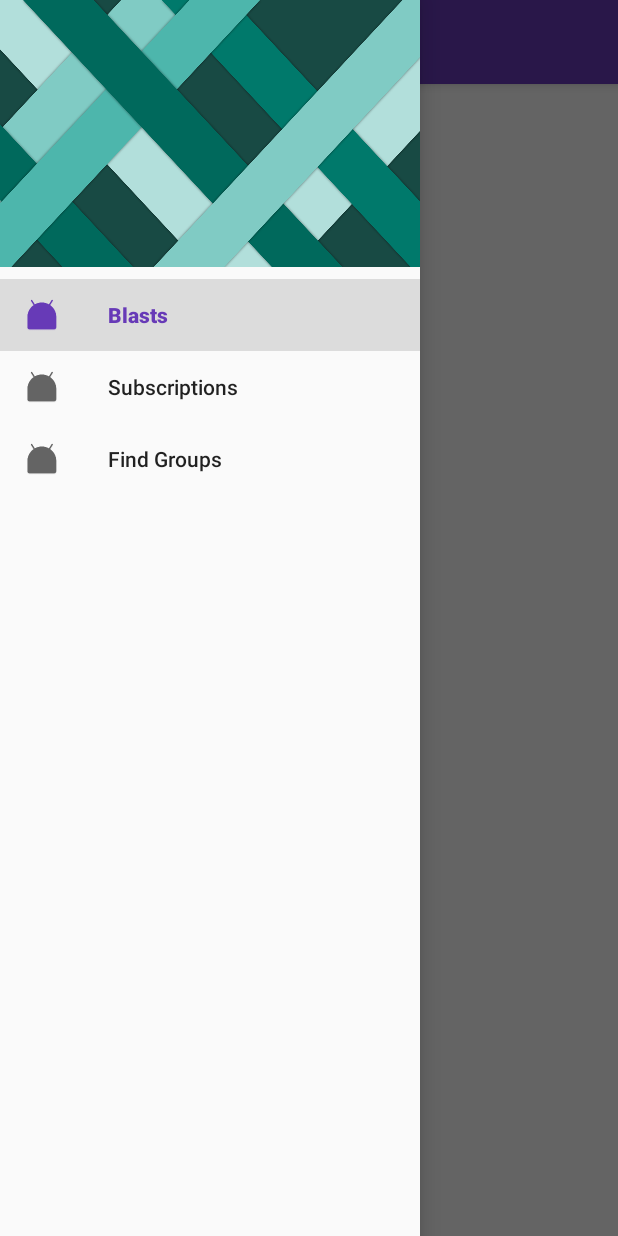
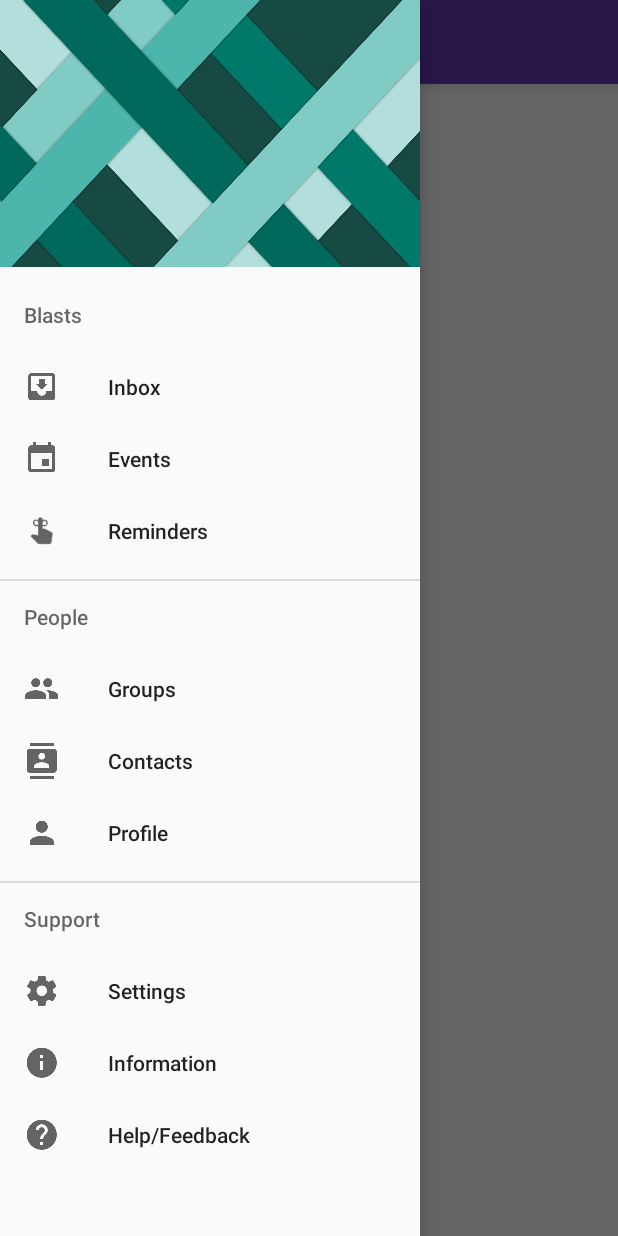
Before and after one commit to eagraf/Blast_New, an Android app: the screen it shows after launch (MainActivity), with the side drawer open, on a phone screen of 412 x 824 dp. Run offline under Robolectric (Android 15) with nearby library versions, the phone set to English and light mode, and no system bars; 2 statements that could not run were skipped.

Commit message:
UI stuff

```diff
--- a/app/src/main/java/com/ethangraf/blast/MainActivity.java
+++ b/app/src/main/java/com/ethangraf/blast/MainActivity.java
@@ -59,8 +59,6 @@ public class MainActivity extends AppCompatActivity implements NavigationView.On
         // as you specify a parent activity in AndroidManifest.xml.
         int id = item.getItemId();
         switch(id) {
-            case R.id.action_settings:
-                return true;
             case android.R.id.home:
                 mDrawerLayout.openDrawer(GravityCompat.START);
                 return true;
@@ -74,14 +72,23 @@ public class MainActivity extends AppCompatActivity implements NavigationView.On
     public boolean onNavigationItemSelected(MenuItem menuItem) {
         menuItem.setChecked(true);
         switch (menuItem.getItemId()) {
-            //Go to the notification list.
-            case R.id.notification_list_item:
+            case R.id.navigation_inbox_item:
                 break;
-            //Go to the group list.
-            case R.id.group_list_item:
+            case R.id.navigation_event_item:
                 break;
-            //Go to the find groups list.
-            case R.id.find_groups_list_item:
+            case R.id.navigation_reminder_item:
+                break;
+            case R.id.navigation_group_item:
+                break;
+            case R.id.navigation_contact_item:
+                break;
+            case R.id.navigation_profile_item:
+                break;
+            case R.id.navigation_settings_item:
+                break;
+            case R.id.navigation_info_item:
+                break;
+            case R.id.navigation_help_item:
                 break;
             default:
                 return true;
--- a/app/src/main/res/layout/header_navigation.xml
+++ b/app/src/main/res/layout/header_navigation.xml
@@ -5,7 +5,7 @@
     android:background="@drawable/navigationbackground"
     android:orientation="vertical"
     android:id="@+id/navigation_header"
-    android:weightSum="1" >
+    android:weightSum="1 " >
 
         <TextView
             android:id="@+id/name"
@@ -31,6 +31,7 @@
             android:layout_marginLeft="16dp"
             android:layout_marginStart="16dp"
             android:layout_marginTop="5dp"
+            android:layout_marginBottom="8dp"
             android:textSize="14sp"
             android:textStyle="normal" />
 </RelativeLayout>
--- a/app/src/main/res/menu/menu_navigation.xml
+++ b/app/src/main/res/menu/menu_navigation.xml
@@ -1,19 +1,58 @@
 <?xml version="1.0" encoding="utf-8"?>
-<menu xmlns:android="http://schemas.android.com/apk/res/android">
-    <group android:checkableBehavior="single">
-        <item
-            android:id="@+id/notification_list_item"
-            android:checked="true"
-            android:icon="@mipmap/ic_launcher"
-            android:title="Blasts"/>
-        <item
-            android:id="@+id/group_list_item"
-            android:icon="@mipmap/ic_launcher"
-            android:title="Subscriptions"/>
-        <item
-            android:id="@+id/find_groups_list_item"
-            android:icon="@mipmap/ic_launcher"
-            android:title="Find Groups"/>
-    </group>
+<menu xmlns:android="http://schemas.android.com/apk/res/android"
+    android:id="@+id/menu_navigation">
 
+    <item android:id="@+id/group_messages"
+        android:title="Blasts">
+        <menu>
+            <item
+                android:id="@+id/navigation_inbox_item"
+                android:icon="@mipmap/ic_inbox_white_24dp"
+                android:title="@string/navigation_inbox_item"/>
+            <item
+                android:id="@+id/navigation_event_item"
+                android:icon="@mipmap/ic_event_black_24dp"
+                android:title="@string/navigation_event_item"/>
+            <item
+                android:id="@+id/navigation_reminder_item"
+                android:icon="@mipmap/ic_reminder_black"
+                android:title="@string/navigation_reminder_item"/>
+        </menu>
+    </item>
+
+    <item android:id="@+id/group_people"
+        android:title="People">
+        <menu>
+             <item
+                android:id="@+id/navigation_group_item"
+                android:icon="@mipmap/ic_group_black_24dp"
+                android:title="@string/navigation_group_item"/>
+            <item
+                android:id="@+id/navigation_contact_item"
+                android:icon="@mipmap/ic_contacts_black_24dp"
+                android:title="@string/navigation_contact_item"/>
+            <item
+                android:id="@+id/navigation_profile_item"
+                android:icon="@mipmap/ic_person_black_24dp"
+                android:title="@string/navigation_profile_item"/>
+        </menu>
+    </item>
+
+    <item android:id="@+id/group_help"
+        android:title="Support">
+        <menu>
+            <item
+                android:id="@+id/navigation_settings_item"
+                android:icon="@mipmap/ic_settings_black_24dp"
+                android:title="@string/navigation_settings_item"/>
+            <item
+                android:id="@+id/navigation_info_item"
+                android:icon="@mipmap/ic_info_black_24dp"
+                android:title="@string/navigation_info_item"/>
+            <item
+                android:id="@+id/navigation_help_item"
+                android:icon="@mipmap/ic_help_black_24dp"
+                android:title="@string/navigation_help_item"/>
+        </menu>
+    </item>
 </menu>
--- a/app/src/main/res/values/strings.xml
+++ b/app/src/main/res/values/strings.xml
@@ -3,4 +3,15 @@
 
     <string name="hello_world">Hello world!</string>
     <string name="action_settings">Settings</string>
+
+    <!--Navigation Drawer strings-->
+    <string name="navigation_inbox_item">Inbox</string>
+    <string name="navigation_event_item">Events</string>
+    <string name="navigation_reminder_item">Reminders</string>
+    <string name="navigation_group_item">Groups</string>
+    <string name="navigation_contact_item">Contacts</string>
+    <string name="navigation_profile_item">Profile</string>
+    <string name="navigation_settings_item">Settings</string>
+    <string name="navigation_info_item">Information</string>
+    <string name="navigation_help_item">Help/Feedback</string>
 </resources>
```
